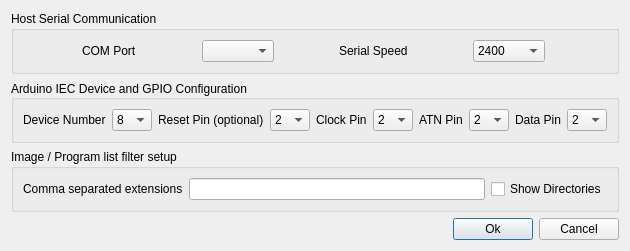
Larswad/uno2iec, file settingsdialog.ui: the form before one commit.
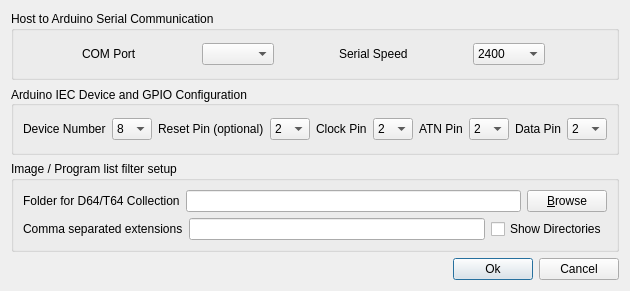
The form after the commit. Icons and pictures are not drawn.

Commit message: Added icons. Refined user interface to minimize the amount of space taken by control not needed to be shown all the time.

```diff
--- a/settingsdialog.ui
+++ b/settingsdialog.ui
@@ -7,8 +7,8 @@
    <rect>
     <x>0</x>
     <y>0</y>
-    <width>608</width>
-    <height>226</height>
+    <width>617</width>
+    <height>291</height>
    </rect>
   </property>
   <property name="sizePolicy">
@@ -30,7 +30,7 @@
       </sizepolicy>
      </property>
      <property name="title">
-      <string>Host Serial Communication</string>
+      <string>Host to Arduino Serial Communication</string>
      </property>
      <layout class="QVBoxLayout" name="verticalLayout_2">
       <item>
@@ -570,6 +570,56 @@
       <string>Image / Program list filter setup</string>
      </property>
      <layout class="QVBoxLayout" name="verticalLayout_4">
+      <item>
+       <layout class="QHBoxLayout" name="horizontalLayout_6">
+        <item>
+         <widget class="QLabel" name="label_9">
+          <property name="text">
+           <string>Folder for D64/T64 Collection</string>
+          </property>
+         </widget>
+        </item>
+        <item>
+         <widget class="QLineEdit" name="imageDir">
+          <property name="sizePolicy">
+           <sizepolicy hsizetype="Expanding" vsizetype="Fixed">
+            <horstretch>0</horstretch>
+            <verstretch>0</verstretch>
+           </sizepolicy>
+          </property>
+          <property name="minimumSize">
+           <size>
+            <width>0</width>
+            <height>0</height>
+           </size>
+          </property>
+         </widget>
+        </item>
+        <item>
+         <widget class="QPushButton" name="browseImageDir">
+          <property name="sizePolicy">
+           <sizepolicy hsizetype="Maximum" vsizetype="Fixed">
+            <horstretch>0</horstretch>
+            <verstretch>0</verstretch>
+           </sizepolicy>
+          </property>
+          <property name="text">
+           <string>&amp;Browse</string>
+          </property>
+          <property name="icon">
+           <iconset>
+            <normaloff>icons/browse.png</normaloff>icons/browse.png</iconset>
+          </property>
+          <property name="iconSize">
+           <size>
+            <width>32</width>
+            <height>32</height>
+           </size>
+          </property>
+         </widget>
+        </item>
+       </layout>
+      </item>
       <item>
        <layout class="QHBoxLayout" name="horizontalLayout_4">
         <item>
@@ -633,6 +683,16 @@
        <property name="text">
         <string>Ok</string>
        </property>
+       <property name="icon">
+        <iconset resource="resources.qrc">
+         <normaloff>:/icons/icons/ok.png</normaloff>:/icons/icons/ok.png</iconset>
+       </property>
+       <property name="iconSize">
+        <size>
+         <width>32</width>
+         <height>32</height>
+        </size>
+       </property>
        <property name="default">
         <bool>true</bool>
        </property>
@@ -643,6 +703,16 @@
        <property name="text">
         <string>Cancel</string>
        </property>
+       <property name="icon">
+        <iconset resource="resources.qrc">
+         <normaloff>:/icons/icons/cancel.png</normaloff>:/icons/icons/cancel.png</iconset>
+       </property>
+       <property name="iconSize">
+        <size>
+         <width>32</width>
+         <height>32</height>
+        </size>
+       </property>
        <property name="autoDefault">
         <bool>false</bool>
        </property>
```
Left out of the diff: 4 changed lines with no effect on the pictures. The commit also changes 16 other files.
